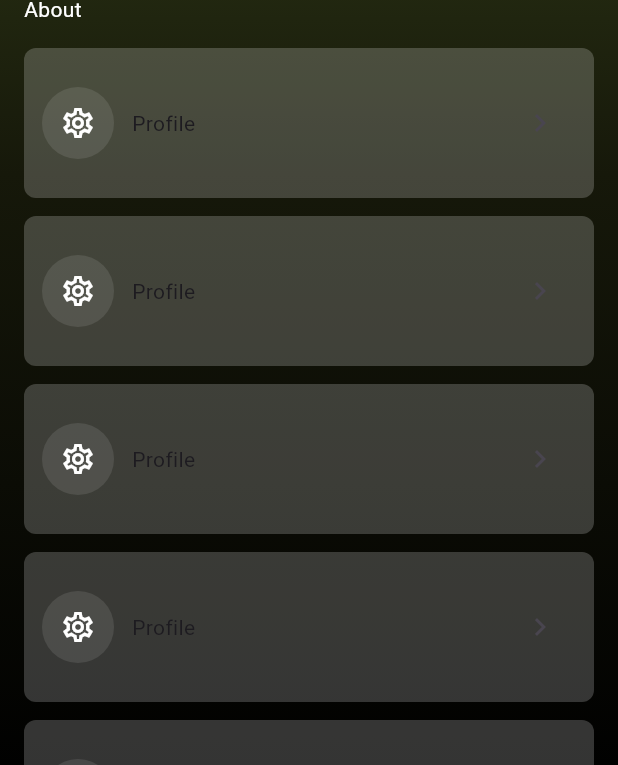
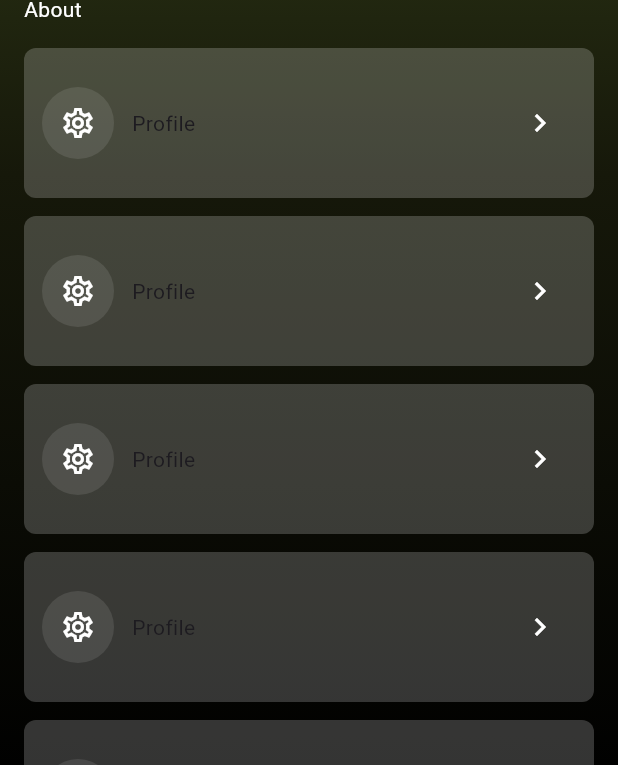
Before and after one commit to JAICHANGPARK/flutter_notebook_chapter_43, a Flutter app: the FoodOrderProfilePage screen opened directly, on a phone screen of 412 x 824 dp. Shown: the part 444-1209 px from the top of the screen. Run offline on Flutter 3.47's test engine with Material 3 defaults, Android fonts, the phone set to English and light mode, and no system bars; our stand-ins replace gap, hugeicons, percent_indicator.

Commit message:
Update food_order_profile_page.dart

```diff
--- a/lib/ep2393_food_order_app/ui/profile/food_order_profile_page.dart
+++ b/lib/ep2393_food_order_app/ui/profile/food_order_profile_page.dart
@@ -110,7 +110,13 @@ class _FoodOrderProfilePageState extends State<FoodOrderProfilePage> {
                                     ),
                                   ),
                                   Expanded(child: Text("Profile")),
-                                  IconButton(onPressed: () {}, icon: Icon(Icons.keyboard_arrow_right,),)
+                                  IconButton(
+                                    onPressed: () {},
+                                    icon: Icon(
+                                      Icons.keyboard_arrow_right,
+                                    ),
+                                    color: Colors.white,
+                                  )
                                 ],
                               ),
                             );
```
